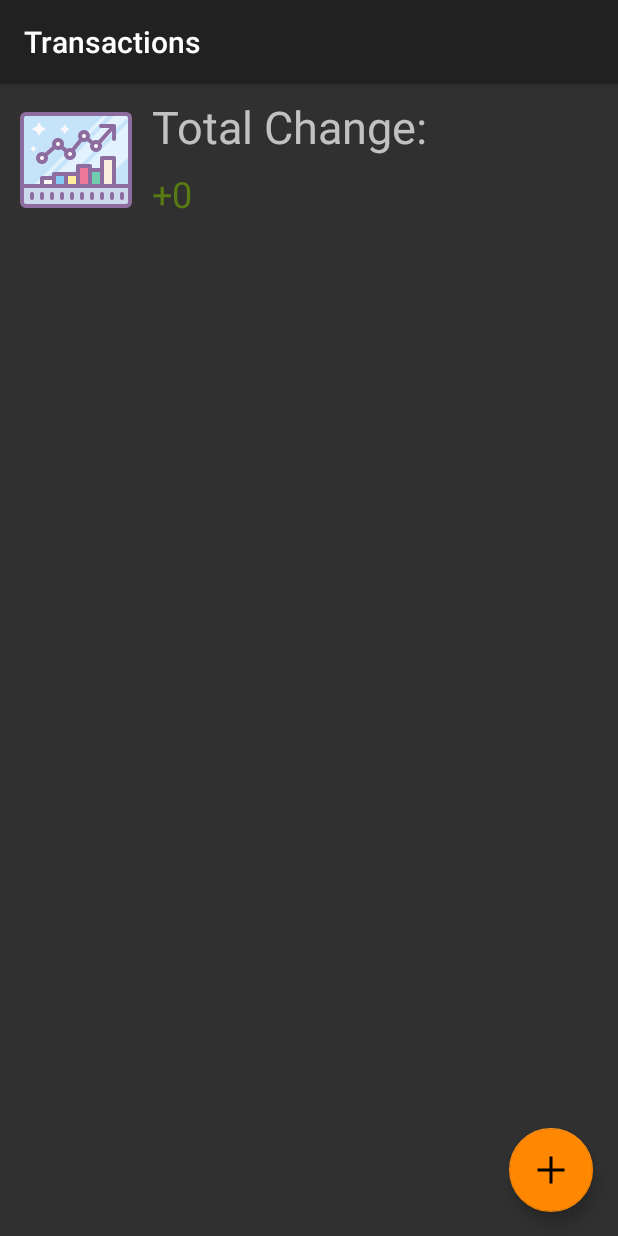
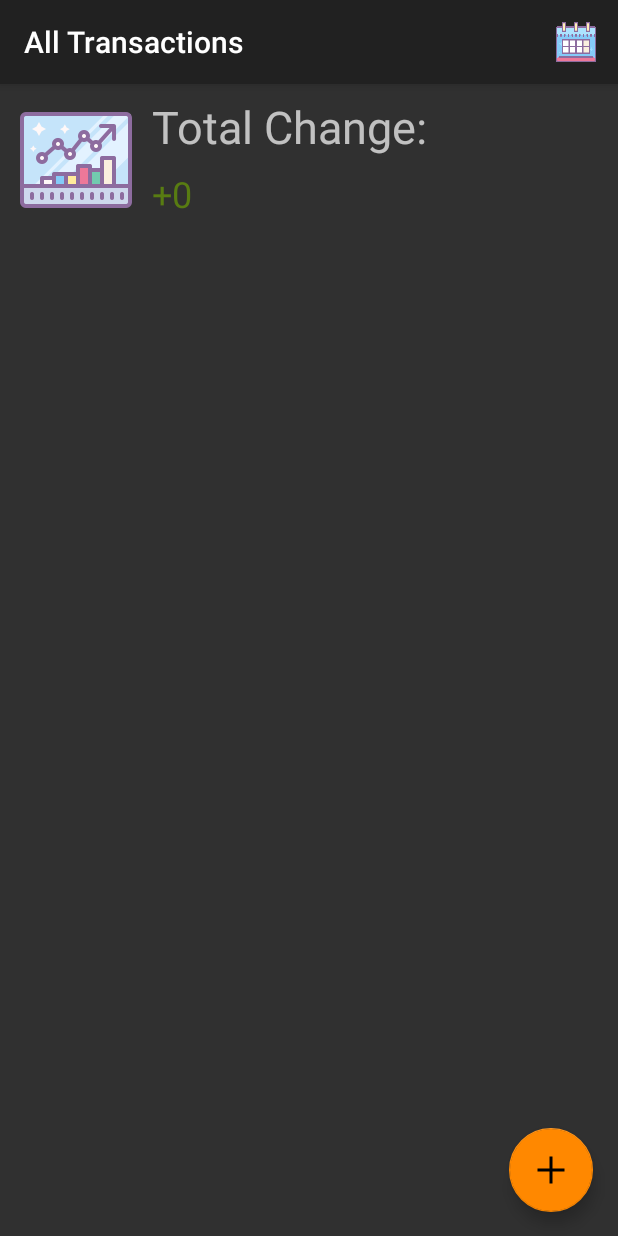
Before and after one commit to napattk/Budgeteer, an Android app: the screen it shows after launch (MainActivity), on a phone screen of 412 x 824 dp. Run offline under Robolectric (Android 15) with nearby library versions, the phone set to English and light mode, and no system bars.

Commit message:
Added filtering by month/year: month picker aciviity, DB query by month/year

```diff
--- a/app/src/main/AndroidManifest.xml
+++ b/app/src/main/AndroidManifest.xml
@@ -27,7 +27,7 @@
             android:theme="@style/Theme.AppCompat" />
 
         <activity android:name=".monthPickerActivity"
-            android:theme="@android:style/Theme.Dialog">
+            android:theme="@android:style/Theme.Material.Dialog">
         </activity>
     </application>
 
--- a/app/src/main/java/com/example/mickey/budgeteer/AddNewItemActivity.kt
+++ b/app/src/main/java/com/example/mickey/budgeteer/AddNewItemActivity.kt
@@ -78,11 +78,8 @@ class AddNewItemActivity : AppCompatActivity() {
 
                 val formatter = SimpleDateFormat("yyyy/MM/dd")
                 val dateString = "" + year + "/"+ (month+1)+ "/" + day
-
-                println(dateString)
                 val date = formatter.parse(dateString)
                 val msDate = date.time;
-
 
                 if (title.equals("Editing item")){
                     dbHandler.updateData(titleEdit.text.toString(), categorySpinner.selectedItem.toString(), amountEdit.text.toString().toInt(), id, msDate)
--- a/app/src/main/java/com/example/mickey/budgeteer/BudgetViewAdapter.kt
+++ b/app/src/main/java/com/example/mickey/budgeteer/BudgetViewAdapter.kt
@@ -11,21 +11,24 @@ import java.text.SimpleDateFormat
 import java.util.*
 
 
-class BudgetViewAdapter(context: Context): RecyclerView.Adapter<CustomViewHolder>(){
+class BudgetViewAdapter(context: Context, budgetItems: MutableList<Budget>): RecyclerView.Adapter<CustomViewHolder>(){
 
-    var context: Context? = null;
     var budgetItems: MutableList<Budget>? = null;
     var dateFormat = SimpleDateFormat("dd MMM yyyy")
+    var context: Context? = null
 
     init {
-        this.context = context;
-        var dbHandler = DBHandler(context)
-        budgetItems = dbHandler.readAllData()
-
+        this.budgetItems = budgetItems
+        this.context = context
     }
 
     override fun getItemCount(): Int {//Number of items in list
-        return budgetItems!!.size
+        if(budgetItems == null){
+            return 0
+        }
+        else{
+            return budgetItems!!.size
+        }
     }
 
     override fun onCreateViewHolder(parent: ViewGroup, viewType: Int): CustomViewHolder {
@@ -37,17 +40,16 @@ class BudgetViewAdapter(context: Context): RecyclerView.Adapter<CustomViewHolder
     override fun onBindViewHolder(holder: CustomViewHolder, position: Int) {
         val date = budgetItems!![position].time
 
-        holder?.itemView.budgetItemTitle?.text = budgetItems!![position].title
+        holder.itemView.budgetItemTitle?.text = budgetItems!![position].title
         holder.itemView.budgetItemAmount.text = budgetItems!![position].amount.toString()
         holder.itemView.budgetItemTime.text = dateFormat.format(date)
-
 
         var id = budgetItems!![position].id
         var type = budgetItems!![position].type
         println(type)
         when (type) {
-            "Income" -> holder?.itemView.budgetItemImage.setImageResource(R.drawable.income)
-            "Expense" -> holder?.itemView.budgetItemImage.setImageResource(R.drawable.expense)
+            "Income" -> holder.itemView.budgetItemImage.setImageResource(R.drawable.income)
+            "Expense" -> holder.itemView.budgetItemImage.setImageResource(R.drawable.expense)
         }
 
         holder.parentLayout.setOnClickListener() {user->
--- a/app/src/main/java/com/example/mickey/budgeteer/MainActivity.kt
+++ b/app/src/main/java/com/example/mickey/budgeteer/MainActivity.kt
@@ -6,6 +6,8 @@ import android.support.v7.app.AppCompatActivity
 import android.os.Bundle
 import android.support.v7.widget.LinearLayoutManager
 import android.support.v7.widget.RecyclerView
+import android.view.Menu
+import android.view.MenuItem
 import kotlinx.android.synthetic.main.activity_main.*
 
 class MainActivity : AppCompatActivity() {
@@ -13,11 +15,26 @@ class MainActivity : AppCompatActivity() {
     override fun onCreate(savedInstanceState: Bundle?) {
         super.onCreate(savedInstanceState)
         setContentView(R.layout.activity_main)
+
         this.setTitle("Transactions")
 
+        //Prepare DB
+        var dbHandler = DBHandler(this)
+        var budgetItems :MutableList<Budget>
+
+        //Check intent
+        var year = intent!!.getStringExtra("year")
+        var month = intent!!.getStringExtra("month")
+
+        if(year != null && month != null){
+            budgetItems = dbHandler.readDataFromMonth(year,month)
+            this.setTitle("Transactions from " + month + " "+ year)
+        }else{
+            budgetItems = dbHandler.readAllData()
+            this.setTitle("All Transactions")
+        }
+
         //Calculate total change
-        var dbHandler = DBHandler(this)
-        var budgetItems = dbHandler.readAllData()
         var totalChange = 0;
 
         budgetItems.iterator().forEach {
@@ -39,7 +56,7 @@ class MainActivity : AppCompatActivity() {
 
         //Set-up items list
         budgetList.layoutManager = LinearLayoutManager(this) as RecyclerView.LayoutManager?;
-        budgetList.adapter = BudgetViewAdapter(this);
+        budgetList.adapter = BudgetViewAdapter(this, budgetItems);
 
         newItemButton.setOnClickListener(){ user->
             val intent = Intent(this, AddNewItemActivity::class.java);
@@ -48,5 +65,25 @@ class MainActivity : AppCompatActivity() {
 
     }
 
+    override fun onCreateOptionsMenu(menu: Menu): Boolean {
+        // Inflate the menu to use in the action bar
+        val inflater = menuInflater
+        inflater.inflate(R.menu.month_select_menu, menu)
+        return super.onCreateOptionsMenu(menu)
+    }
+
+    override fun onOptionsItemSelected(item: MenuItem): Boolean {
+        // Handle presses on the action bar menu items
+        when (item.itemId) {
+            R.id.monthSelect -> {
+                val intent = Intent(this, monthPickerActivity::class.java)
+                startActivity(intent)
+                return true
+            }
+
+        }
+        return super.onOptionsItemSelected(item)
+    }
+
 
 }
--- /dev/null
+++ b/app/src/main/res/menu/month_select_menu.xml
@@ -0,0 +1,10 @@
+<?xml version="1.0" encoding="utf-8"?>
+<menu xmlns:android="http://schemas.android.com/apk/res/android"
+    xmlns:app="http://schemas.android.com/apk/res-auto">
+    <item
+        android:id="@+id/monthSelect"
+        android:icon="@drawable/calendar"
+        android:title="Select Month"
+        app:showAsAction="always"
+        />
+</menu>
```
Also changed, not shown: app/src/main/java/com/example/mickey/budgeteer/DBHandler.kt (+42 -1 lines), app/src/main/java/com/example/mickey/budgeteer/monthPickerActivity.kt (added, +53 -0 lines), app/src/main/res/layout/activity_month_picker.xml (added, +54 -0 lines), app/src/main/res/drawable-v24/calendar.png (added).
